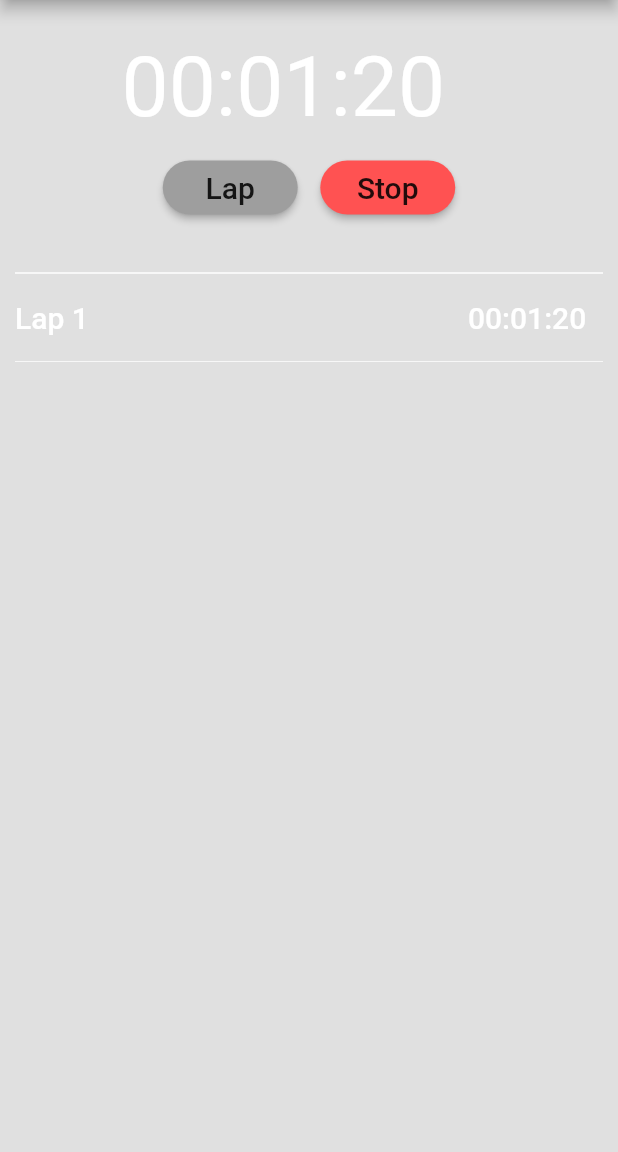
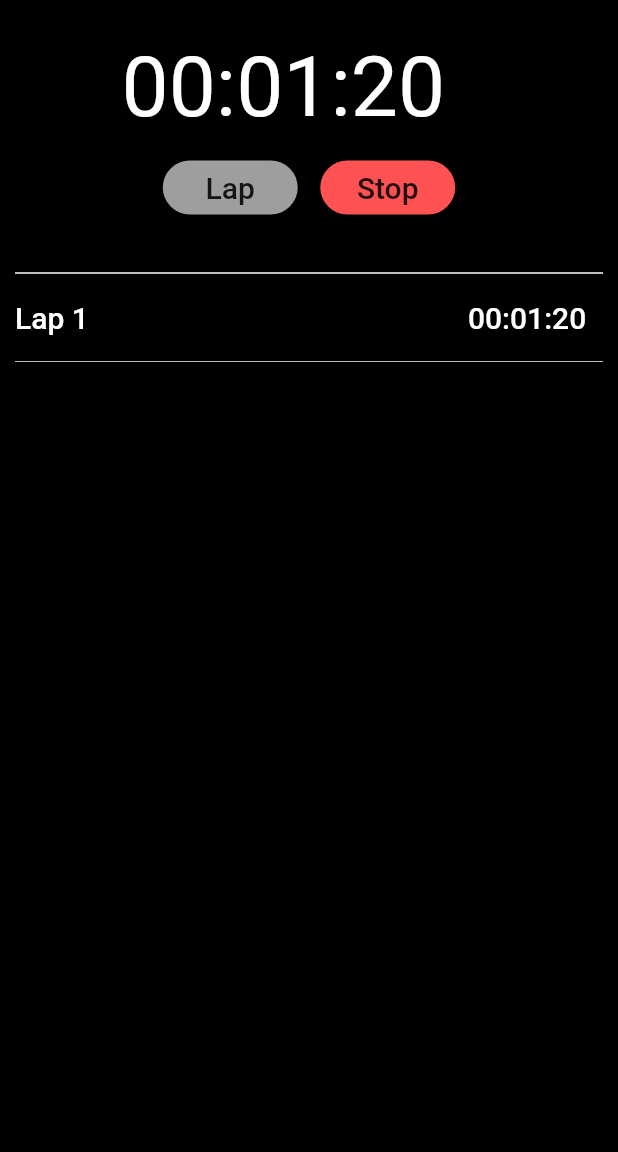
Before and after one commit to johnsonkevinleeGit/stopwatch, a Flutter app: the screen it shows after launch, after a tap on "Start", on a phone screen of 412 x 824 dp, the part 84-1236 px from its top. Run offline on Flutter 3.47's test engine with Material 2 defaults, Android fonts, the phone set to English and light mode, and no system bars.

Commit message:
update background color

```diff
--- a/stopwatch_application/lib/main.dart
+++ b/stopwatch_application/lib/main.dart
@@ -47,7 +47,7 @@ class _MyHomePageState extends State<MyHomePage> {
   @override
   Widget build(BuildContext context) {
     return Scaffold(
-        backgroundColor: Colors.black12,
+        backgroundColor: Colors.black,
         appBar: AppBar(
           title: Center(child: Text(widget.title)),
         ),
```
